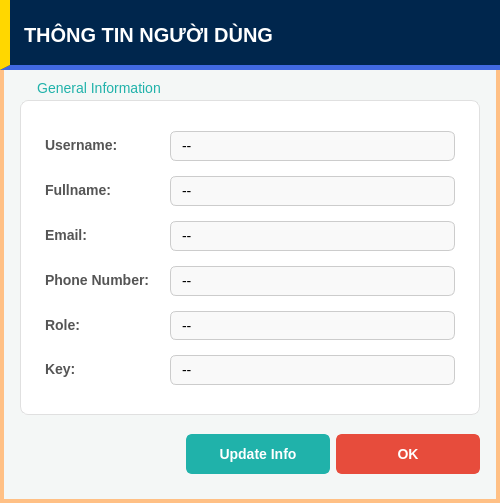
First picture: the form in src/components/dialogs/user/userdetailsdialog.ui, repository DamPhuQuy/Scientific-Article-Management, before the edit.
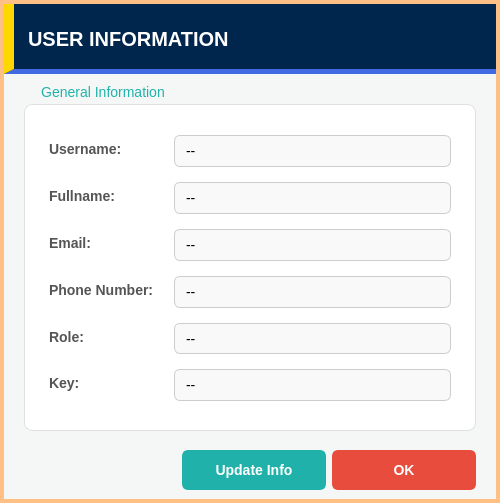
Second picture: the form after the edit. Icons and pictures are not drawn.

Commit message:
Refactor UI and update translations for article, author, and user dialogs
- Updated UI margins and paddings for better layout consistency across various dialogs.
- Translated Vietnamese text to English in multiple UI files, including article details, input, statistics, update dialogs, and user information dialogs.
- Changed button labels and messages to English for better accessibility.
- Ensured consistent styling and alignment in the main window and login/signup forms.
- Improved user feedback messages for login and registration processes.

The edit to the form file:
```diff
--- a/src/components/dialogs/user/userdetailsdialog.ui
+++ b/src/components/dialogs/user/userdetailsdialog.ui
@@ -104,16 +104,16 @@
     <number>0</number>
    </property>
    <property name="leftMargin">
-    <number>0</number>
+    <number>4</number>
    </property>
    <property name="topMargin">
-    <number>0</number>
+    <number>4</number>
    </property>
    <property name="rightMargin">
-    <number>0</number>
+    <number>4</number>
    </property>
    <property name="bottomMargin">
-    <number>20</number>
+    <number>4</number>
    </property>
    <item>
     <widget class="QWidget" name="headerContainer" native="true">
@@ -133,7 +133,7 @@
          <string notr="true">color:#ffffff;font-weight:900;font-size:20px;background:transparent;padding-left:10px;</string>
         </property>
         <property name="text">
-         <string>THÔNG TIN NGƯỜI DÙNG</string>
+         <string>USER INFORMATION</string>
         </property>
         <property name="alignment">
          <set>Qt::AlignmentFlag::AlignLeading|Qt::AlignmentFlag::AlignLeft|Qt::AlignmentFlag::AlignVCenter</set>
```
The commit also changes 36 other files.
